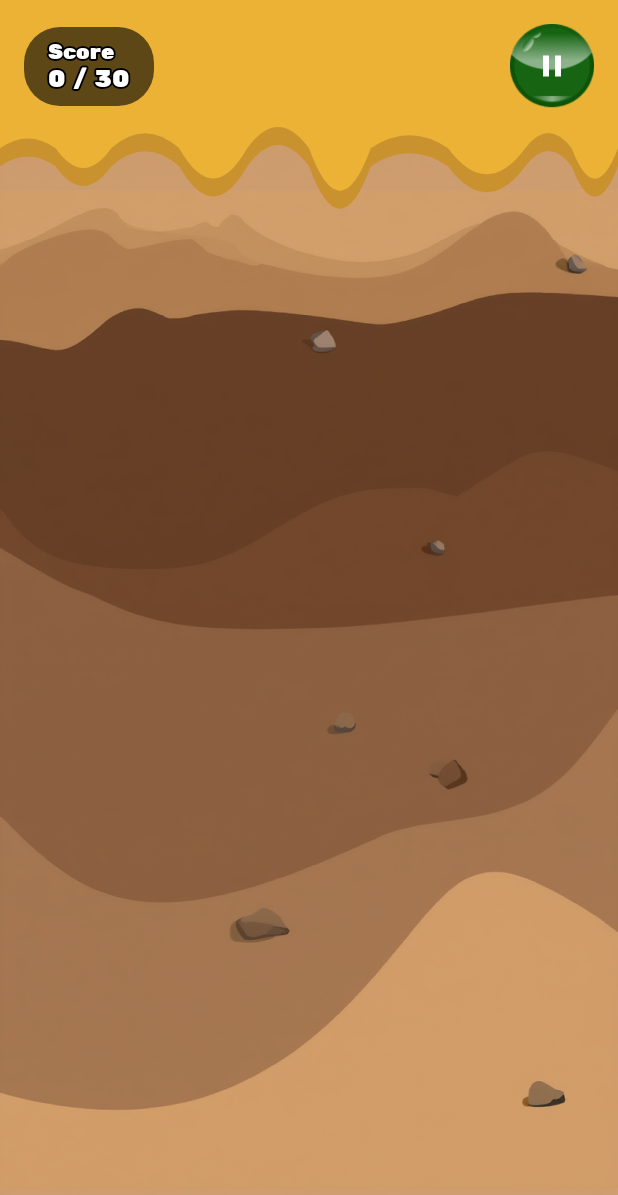
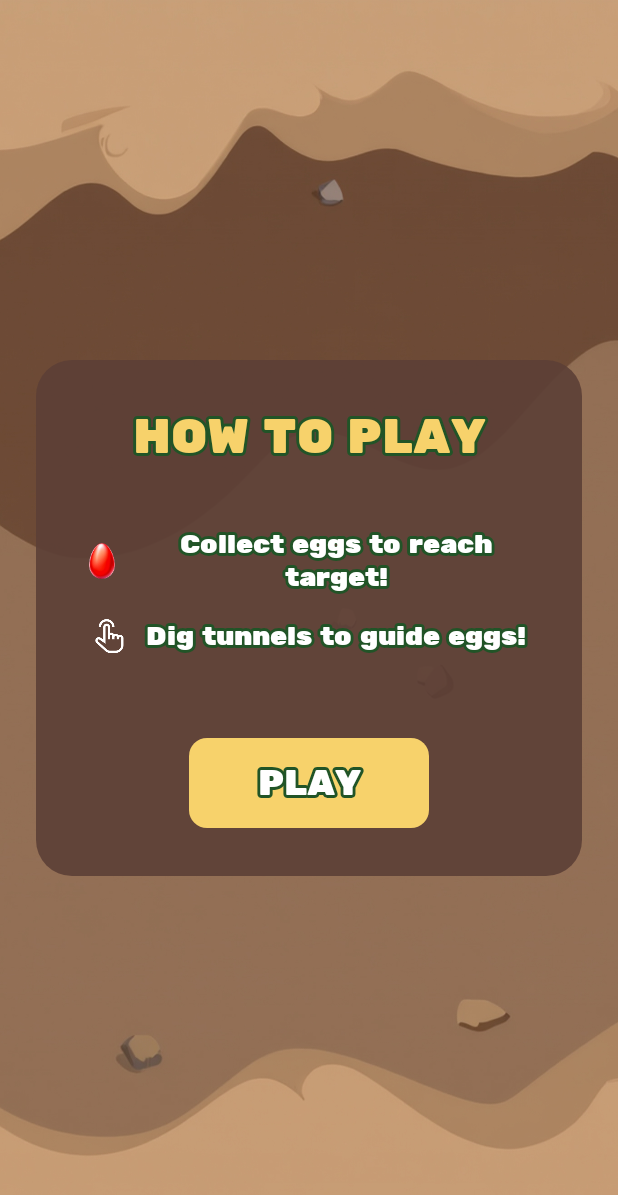
Before and after one commit to Maksym-Latt/KV-Gold-Diggers, an Android app built with Jetpack Compose: the screen it shows after launch (MainActivity), after a tap on "Play", on a phone screen of 412 x 824 dp. Shown: the top 1195 px of the screen. Run offline under Robolectric (Android 15) with nearby library versions, the phone set to English and light mode, and no system bars; our stand-ins replace Dagger/Hilt's generated code; Roboto replaces fonts that are not available here.

Commit message:
пис змін

```diff
--- a/app/src/main/java/com/chicken/goldroad/ui/game/GameScreen.kt
+++ b/app/src/main/java/com/chicken/goldroad/ui/game/GameScreen.kt
@@ -1,6 +1,5 @@
 package com.chicken.goldroad.ui.game
 
-import android.graphics.BitmapFactory
 import android.graphics.RectF
 import androidx.activity.compose.BackHandler
 import androidx.compose.animation.core.LinearEasing
@@ -11,12 +10,14 @@ import androidx.compose.animation.core.infiniteRepeatable
 import androidx.compose.animation.core.rememberInfiniteTransition
 import androidx.compose.animation.core.tween
 import androidx.compose.foundation.Canvas
+import androidx.compose.foundation.Image
 import androidx.compose.foundation.background
 import androidx.compose.foundation.gestures.detectDragGestures
 import androidx.compose.foundation.layout.Arrangement
 import androidx.compose.foundation.layout.Box
 import androidx.compose.foundation.layout.Column
 import androidx.compose.foundation.layout.Row
+import androidx.compose.foundation.layout.Spacer
 import androidx.compose.foundation.layout.WindowInsets
 import androidx.compose.foundation.layout.fillMaxSize
 import androidx.compose.foundation.layout.fillMaxWidth
@@ -46,6 +47,7 @@ import androidx.compose.ui.graphics.vector.rememberVectorPainter
 import androidx.compose.ui.input.pointer.pointerInput
 import androidx.compose.ui.layout.onSizeChanged
 import androidx.compose.ui.platform.LocalContext
+import androidx.compose.ui.res.painterResource
 import androidx.compose.ui.unit.dp
 import androidx.compose.ui.unit.sp
 import androidx.hilt.navigation.compose.hiltViewModel
@@ -54,7 +56,6 @@ import androidx.lifecycle.compose.LifecycleEventEffect
 import com.chicken.goldroad.R
 import com.chicken.goldroad.data.PlayerPreferences
 import com.chicken.goldroad.domain.GameStatus
-import com.chicken.goldroad.domain.model.BasketType
 import com.chicken.goldroad.ui.PlayerViewModel
 import com.chicken.goldroad.ui.components.RoundIconButton
 import com.chicken.goldroad.ui.components.StrokedText
@@ -71,52 +72,23 @@ fun GameScreen(
         onBack: () -> Unit
 ) {
     val gameState by viewModel.gameState.collectAsState()
+    val isLoading by viewModel.isLoading.collectAsState(initial = false)
+    val assets by viewModel.assets.collectAsState()
     var screenSize by remember { mutableStateOf<Pair<Int, Int>?>(null) }
     var redrawTrigger by remember { mutableStateOf(0L) }
+
+    var showInstructions by remember { mutableStateOf(true) }
 
     val context = LocalContext.current
 
     LaunchedEffect(Unit) { playerViewModel.playGameMusic() }
 
-    BackHandler(enabled = gameState.status == GameStatus.PLAYING) {
-        viewModel.pauseGame()
-    }
+    BackHandler(enabled = gameState.status == GameStatus.PLAYING) { viewModel.pauseGame() }
 
     LifecycleEventEffect(Lifecycle.Event.ON_PAUSE) {
         if (gameState.status == GameStatus.PLAYING) {
             viewModel.pauseGame()
         }
-    }
-
-    val selectedBasket = BasketType.fromId(playerPreferences.selectedBasketId)
-
-    val eggBitmaps = remember {
-        val eggs =
-            listOf(
-                R.drawable.egg_1,
-                R.drawable.egg_2,
-                R.drawable.egg_3,
-                R.drawable.egg_4,
-                R.drawable.egg_5
-            )
-        eggs.map { id -> BitmapFactory.decodeResource(context.resources, id) }
-    }
-
-    val basketBitmap =
-        remember(selectedBasket.id) {
-            BitmapFactory.decodeResource(context.resources, selectedBasket.imageRes)
-        }
-
-    val bgGroundBitmaps = remember {
-        listOf(
-            R.drawable.bg_ground_1,
-            R.drawable.bg_ground_2,
-            R.drawable.bg_ground_3,
-            R.drawable.bg_ground_4,
-            R.drawable.bg_ground_5,
-            R.drawable.bg_ground_6
-        )
-            .map { id -> BitmapFactory.decodeResource(context.resources, id) }
     }
 
     LaunchedEffect(gameState.frameTick) { redrawTrigger = gameState.frameTick }
@@ -177,20 +149,18 @@ fun GameScreen(
                     label = "honeyExpansion"
             )
 
-    Box(modifier = Modifier
-        .fillMaxSize()
-        .background(Color(0xFF3E2723))) {
+    Box(modifier = Modifier.fillMaxSize().background(Color(0xFF3E2723))) {
         Canvas(
                 modifier =
-                Modifier
-                    .fillMaxSize()
+                        Modifier.fillMaxSize()
                                 .onSizeChanged {
                                     if (screenSize == null) {
                                         screenSize = it.width to it.height
                                         viewModel.startLevel(
+                                                context,
+                                                playerPreferences,
                                                 it.width,
                                                 it.height,
-                                bgGroundBitmaps,
                                                 next = false
                                         )
                                     }
@@ -216,6 +186,9 @@ fun GameScreen(
                 nativeCanvas.translate(0f, -cameraY)
 
                 val screenH = screenSize?.second?.toFloat() ?: 0f
+                val currentAssets = assets
+
+                if (currentAssets != null) {
                     viewModel.gameEngine.terrainChunks.forEach { chunk ->
                         if (chunk.topY + chunk.height > cameraY && chunk.topY < cameraY + screenH) {
                             nativeCanvas.drawBitmap(chunk.bitmap, 0f, chunk.topY, null)
@@ -223,7 +196,7 @@ fun GameScreen(
                     }
 
                     val basketRect = viewModel.gameEngine.basketRect
-                nativeCanvas.drawBitmap(basketBitmap, null, basketRect, null)
+                    nativeCanvas.drawBitmap(currentAssets.basketBitmap, null, basketRect, null)
 
                     val eggs = gameState.eggs
                     val eggRadius = viewModel.gameEngine.eggRadius
@@ -235,7 +208,10 @@ fun GameScreen(
                         )
                                 return@forEach
 
-                    val bitmap = eggBitmaps.getOrElse(egg.type - 1) { eggBitmaps[0] }
+                        val bitmap =
+                                currentAssets.eggBitmaps.getOrElse(egg.type - 1) {
+                                    currentAssets.eggBitmaps[0]
+                                }
 
                         nativeCanvas.save()
                         nativeCanvas.rotate(egg.angle, egg.x, egg.y)
@@ -251,6 +227,7 @@ fun GameScreen(
 
                         nativeCanvas.restore()
                     }
+                }
 
                 nativeCanvas.restore()
             }
@@ -262,9 +239,7 @@ fun GameScreen(
                 score = gameState.collectedEggs,
                 target = gameState.targetScore,
                 coins = playerPreferences.coins,
-            onPause = {
-                viewModel.pauseGame()
-            }
+                onPause = { viewModel.pauseGame() }
         )
 
         gameState.countdownSeconds?.let { seconds ->
@@ -315,8 +290,15 @@ fun GameScreen(
                     panelColor = Color(0xFFE7B735),
                     characterImage = R.drawable.chicken_win,
                     onPrimary = {
+                        showInstructions = false
                         screenSize?.let {
-                        viewModel.startLevel(it.first, it.second, bgGroundBitmaps, next = true)
+                            viewModel.startLevel(
+                                    context,
+                                    playerPreferences,
+                                    it.first,
+                                    it.second,
+                                    next = true
+                            )
                         }
                     },
                     onSecondary = onBack,
@@ -331,8 +313,15 @@ fun GameScreen(
                     panelColor = Color(0xFFEEB038),
                     characterImage = R.drawable.chicken_lose,
                     onPrimary = {
+                        showInstructions = false
                         screenSize?.let {
-                        viewModel.startLevel(it.first, it.second, bgGroundBitmaps, next = false)
+                            viewModel.startLevel(
+                                    context,
+                                    playerPreferences,
+                                    it.first,
+                                    it.second,
+                                    next = false
+                            )
                         }
                     },
                     onSecondary = onBack,
@@ -340,15 +329,26 @@ fun GameScreen(
                     secondaryLabel = "Home"
             )
         }
+
+        if (showInstructions) {
+            InstructionOverlay(
+                    isLoading = isLoading,
+                    onPlay = {
+                        showInstructions = false
+                        viewModel.resumeGame()
+                        playerViewModel.resumeAudio()
+                    }
+            )
         }
     }
+}
+
 
 @Composable
 private fun TopHud(score: Int, target: Int, coins: Int, onPause: () -> Unit) {
     Row(
             modifier =
-            Modifier
-                .fillMaxWidth()
+                    Modifier.fillMaxWidth()
                             .padding(16.dp)
                             .windowInsetsPadding(WindowInsets.safeDrawing),
             horizontalArrangement = Arrangement.SpaceBetween,
--- a/app/src/main/java/com/chicken/goldroad/ui/game/GameViewModel.kt
+++ b/app/src/main/java/com/chicken/goldroad/ui/game/GameViewModel.kt
@@ -6,6 +6,13 @@ import com.chicken.goldroad.domain.GameEngine
 import dagger.hilt.android.lifecycle.HiltViewModel
 import javax.inject.Inject
 import kotlinx.coroutines.delay
+import kotlinx.coroutines.flow.MutableStateFlow
+import kotlinx.coroutines.flow.asStateFlow
+import android.graphics.BitmapFactory
+import android.content.Context
+import com.chicken.goldroad.R
+import com.chicken.goldroad.domain.model.BasketType
+import com.chicken.goldroad.data.PlayerPreferences
 import kotlinx.coroutines.isActive
 import kotlinx.coroutines.launch
 
@@ -15,16 +22,51 @@ class GameViewModel @Inject constructor(val gameEngine: GameEngine) : ViewModel(
     val gameState = gameEngine.gameState
     private var gameLoopRunning = false
 
+    private val _isLoading = MutableStateFlow(false)
+    val isLoading = _isLoading.asStateFlow()
+
+    private val _assets = MutableStateFlow<GameAssets?>(null)
+    val assets = _assets.asStateFlow()
+
+    data class GameAssets(
+        val eggBitmaps: List<android.graphics.Bitmap>,
+        val basketBitmap: android.graphics.Bitmap,
+        val bgGroundBitmaps: List<android.graphics.Bitmap>
+    )
+
     fun startLevel(
+            context: Context,
+            playerPreferences: PlayerPreferences,
             width: Int,
             height: Int,
-            bgBitmaps: List<android.graphics.Bitmap>,
             next: Boolean = false
     ) {
-        val currentLevel = gameEngine.gameState.value.level
-        val targetLevel = if (next) currentLevel + 1 else currentLevel
-        gameEngine.initLevel(width, height, targetLevel, bgBitmaps)
-        startGameLoop()
+        viewModelScope.launch(kotlinx.coroutines.Dispatchers.IO) {
+            _isLoading.value = true
+
+            // 1. Decode assets if not already loaded or if basket changed
+            val basketType = BasketType.fromId(playerPreferences.selectedBasketId)
+            if (_assets.value == null || _assets.value?.basketBitmap == null) {
+                val eggs = listOf(R.drawable.egg_1, R.drawable.egg_2, R.drawable.egg_3, R.drawable.egg_4, R.drawable.egg_5)
+                        .map { BitmapFactory.decodeResource(context.resources, it) }
+
+                val basket = BitmapFactory.decodeResource(context.resources, basketType.imageRes)
+
+                val bgs = listOf(R.drawable.bg_ground_1, R.drawable.bg_ground_2, R.drawable.bg_ground_3, R.drawable.bg_ground_4, R.drawable.bg_ground_5, R.drawable.bg_ground_6)
+                        .map { BitmapFactory.decodeResource(context.resources, it) }
+
+                _assets.value = GameAssets(eggs, basket, bgs)
+            }
+
+            // 2. Initialize level
+            val currentLevel = gameEngine.gameState.value.level
+            val targetLevel = if (next) currentLevel + 1 else currentLevel
+            gameEngine.initLevel(width, height, targetLevel, _assets.value?.bgGroundBitmaps ?: emptyList())
+            gameEngine.pause()
+
+            _isLoading.value = false
+            startGameLoop()
+        }
     }
 
     private fun startGameLoop() {
--- /dev/null
+++ b/app/src/main/java/com/chicken/goldroad/ui/game/InstructionOverlay.kt
@@ -0,0 +1,98 @@
+package com.chicken.goldroad.ui.game
+
+import androidx.compose.foundation.Image
+import androidx.compose.foundation.background
+import androidx.compose.foundation.layout.Arrangement
+import androidx.compose.foundation.layout.Box
+import androidx.compose.foundation.layout.Column
+import androidx.compose.foundation.layout.Row
+import androidx.compose.foundation.layout.Spacer
+import androidx.compose.foundation.layout.fillMaxSize
+import androidx.compose.foundation.layout.fillMaxWidth
+import androidx.compose.foundation.layout.padding
+import androidx.compose.foundation.layout.size
+import androidx.compose.foundation.shape.RoundedCornerShape
+import androidx.compose.runtime.Composable
+import androidx.compose.ui.Alignment
+import androidx.compose.ui.Modifier
+import androidx.compose.ui.graphics.Color
+import androidx.compose.ui.layout.ContentScale
+import androidx.compose.ui.res.painterResource
+import androidx.compose.ui.unit.dp
+import androidx.compose.ui.unit.sp
+import com.chicken.goldroad.R
+import com.chicken.goldroad.ui.components.StrokedText
+
+
+@Composable
+fun InstructionOverlay(isLoading: Boolean, onPlay: () -> Unit) {
+    Box(
+        modifier =
+            Modifier.fillMaxSize()
+                .background(Color(0xff422924)), // Semi-transparent dark brown
+        contentAlignment = Alignment.Center
+    ) {
+        Image(
+            painter = painterResource(id = R.drawable.bg_ground_1),
+            contentDescription = null,
+            contentScale = ContentScale.Crop,
+            modifier = Modifier.fillMaxSize()
+        )
+        Column(
+            horizontalAlignment = Alignment.CenterHorizontally,
+            modifier =
+                Modifier.padding(24.dp)
+                    .background(
+                        Color(0xFF5D4037).copy(alpha = 0.9f),
+                        RoundedCornerShape(24.dp)
+                    )
+                    .padding(32.dp)
+        ) {
+            StrokedText(text = "HOW TO PLAY", fontSize = 32.sp, color = Color(0xFFF7D26B))
+
+            Spacer(modifier = Modifier.size(32.dp))
+
+            InstructionItem(R.drawable.egg_3, "Collect eggs to reach target!")
+            InstructionItem(R.drawable.ic_hand, "Dig tunnels to guide eggs!")
+
+            Spacer(modifier = Modifier.size(48.dp))
+
+            if (isLoading) {
+                StrokedText(text = "INITIALIZING...", fontSize = 24.sp, color = Color.White)
+            } else {
+                androidx.compose.material3.Button(
+                    onClick = onPlay,
+                    colors =
+                        androidx.compose.material3.ButtonDefaults.buttonColors(
+                            containerColor = Color(0xFFF7D26B)
+                        ),
+                    modifier = Modifier.size(160.dp, 60.dp),
+                    shape = RoundedCornerShape(12.dp)
+                ) {
+                    androidx.compose.foundation.layout.Box(contentAlignment = Alignment.Center) {
+                        StrokedText(text = "PLAY", fontSize = 24.sp, color = Color.White)
+                    }
+                }
+            }
+        }
+    }
+}
+
+@Composable
+fun InstructionItem(iconRes: Int?, text: String) {
+    Row(
+        verticalAlignment = Alignment.CenterVertically,
+        horizontalArrangement = Arrangement.Center,
+        modifier = Modifier.padding(vertical = 8.dp).fillMaxWidth()
+    ) {
+        if (iconRes != null) {
+            Image(
+                painter = painterResource(id = iconRes),
+                contentDescription = null,
+                modifier = Modifier.size(24.dp)
+            )
+            Spacer(modifier = Modifier.size(12.dp))
+        }
+        StrokedText(text = text, fontSize = 18.sp, color = Color.White)
+    }
+}
```
Also changed, not shown: app/src/main/res/drawable/ic_hand.png (added). Lines whose indentation alone changed are shown as unchanged.
